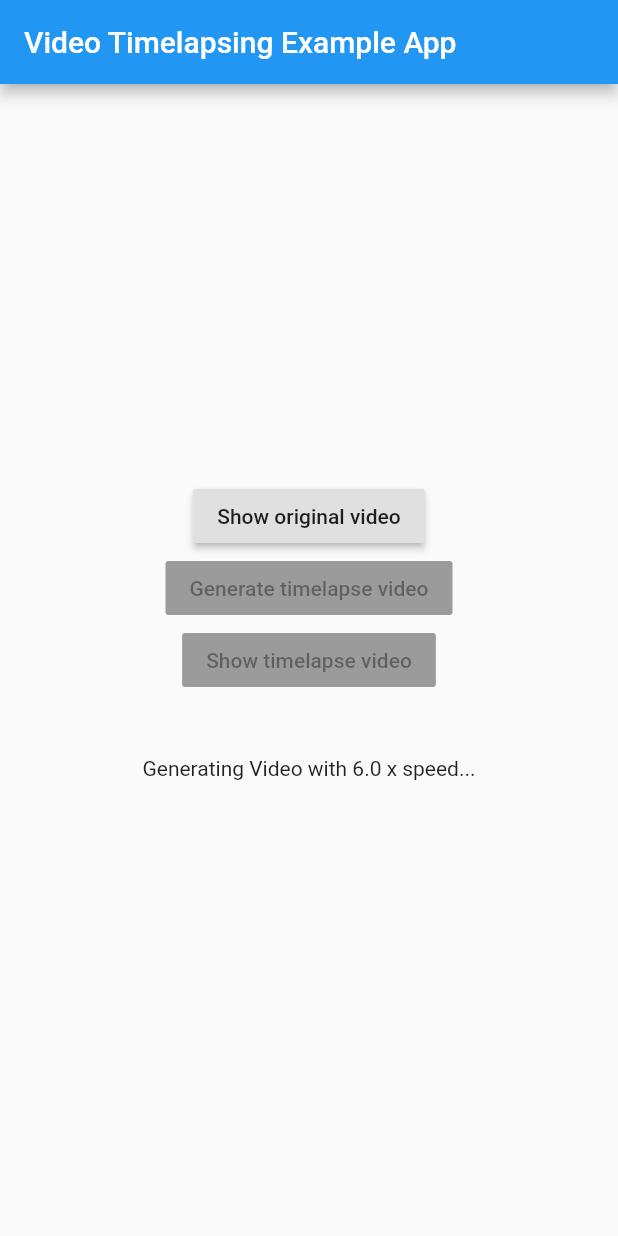
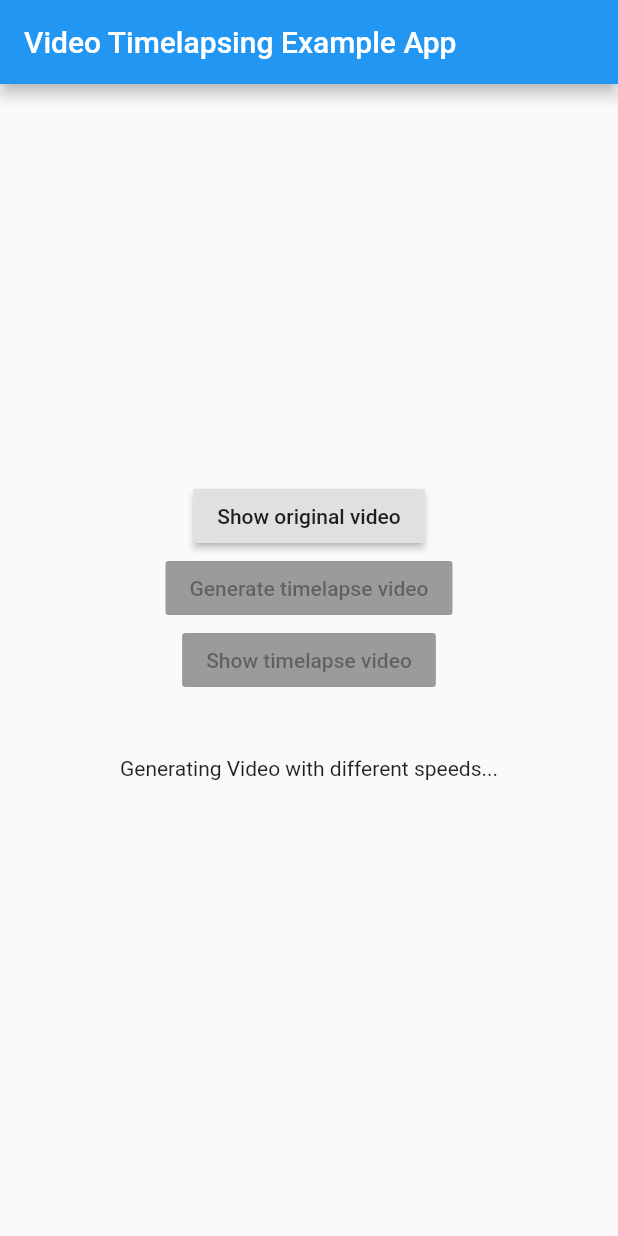
Before and after one commit to hofmannfelix/video_processing, a Flutter app: the screen it shows after launch, after a tap on "Generate timelapse video", on a phone screen of 412 x 824 dp. Run offline on Flutter 3.47's test engine with Material 2 defaults, Android fonts, the light colour scheme and no system bars; our stand-ins replace video_player.

Commit message:
Use av session for video rendering. Implemented method for different video speeds

```diff
--- a/example/lib/main.dart
+++ b/example/lib/main.dart
@@ -20,17 +20,11 @@ class HomeScreen extends StatefulWidget {
 
 class _HomeState extends State<HomeScreen> {
   bool _isGenerating = false;
-  String _inputAssetpath = "assets/clock.mp4";
+  String _inputAssetpath = "assets/test.mp4";
   String _outputFilepath;
   Duration _generationTime = Duration.zero;
   String _infoText = "";
   double _progress = 0.0;
-
-  @override
-  void initState() {
-    VideoProcessing.progressStream.listen((p) => setState(() => _progress = p));
-    super.initState();
-  }
 
   @override
   Widget build(BuildContext context) {
@@ -59,8 +53,7 @@ class _HomeState extends State<HomeScreen> {
                 padding: const EdgeInsets.symmetric(horizontal: 8.0, vertical: 40),
                 child: Text(_infoText),
               ),
-              if (_progress > 0.0)
-                Text("Progress: ${(100 * _progress).floor()}%")
+              if (_progress > 0.0) Text("Progress: ${(100 * _progress).floor()}%")
             ],
           ),
         ),
@@ -75,31 +68,37 @@ class _HomeState extends State<HomeScreen> {
       .push(MaterialPageRoute(builder: (_) => Player(videoUrl: _outputFilepath)));
 
   _generateTimelapse() async {
-    final speed = 6.0;
-    final framerate = 60;
-    final inputFilename = "clock.mp4";
-    final outputFilename = "clock-processed.mp4";
+    final inputFilename = "test.mp4";
+    final outputFilename = "test-processed.mp4";
     final inputAsset = "assets/$inputFilename";
     final docDir = (await getApplicationDocumentsDirectory()).path;
+    final inputFilepath = join(docDir, inputFilename);
+    final outputFilepath = join(docDir, outputFilename);
 
-    _infoText = "Generating Video with $speed x speed...";
+    _infoText = "Generating Video with different speeds...";
     setState(() => _isGenerating = true);
 
     print("Clean up documents directory");
-    if (await File(docDir + inputFilename).exists()) await File(docDir + inputFilename).delete();
-    if (await File(docDir + outputFilename).exists())
-      await File(docDir + outputFilename).delete();
+    if (await File(inputFilepath).exists()) await File(inputFilepath).delete();
+    if (await File(outputFilepath).exists()) await File(outputFilepath).delete();
 
     print("Copy input file to documents directory");
     final data = await rootBundle.load(inputAsset);
     final bytes = data.buffer.asUint8List(data.offsetInBytes, data.lengthInBytes);
-    final inputFilepath = join(docDir, inputFilename);
     await File(inputFilepath).writeAsBytes(bytes);
 
     print("Start generating video");
     final start = DateTime.now();
-    _outputFilepath =
-        await VideoProcessing.generateVideo([inputFilepath], outputFilename, framerate, speed);
+    final settings = [
+      VideoProcessSettings(start: Duration(seconds: 30), end: Duration(seconds: 57), speed: 2.0),
+      VideoProcessSettings(start: Duration(seconds: 10), end: Duration(seconds: 20), speed: 4.0),
+    ];
+
+    _outputFilepath = await VideoProcessing.processVideo(
+        inputPath: inputFilepath, outputPath: outputFilepath, settings: settings);
+//    VideoProcessing.progressStream(taskId: _outputFilepath)
+//        .listen((p) => setState(() => _progress = p));
+
     _generationTime = DateTime.now().difference(start);
 
     print("Completed video generation");
@@ -146,15 +145,25 @@ class PlayerState extends State<Player> {
   }
 
   Widget _loadedContentWidget() {
-    return Container(
+    return Stack(
+      children: [
+        Container(
           width: widget.width,
           height: widget.height,
+          child: Center(
             child: SizedBox(
               child: AspectRatio(
                 aspectRatio: _controller.value.aspectRatio,
                 child: VideoPlayer(_controller),
               ),
             ),
+          ),
+        ),
+        Container(
+          width: widget.width,
+          child: VideoProgressIndicator(_controller, allowScrubbing: true),
+        ),
+      ],
     );
   }
 
--- a/lib/video_processing.dart
+++ b/lib/video_processing.dart
@@ -4,24 +4,52 @@ import 'package:flutter/services.dart';
 
 typedef void ProgressCallback(double progress);
 
+class VideoProcessSettings {
+  final Duration start;
+  final Duration end;
+  final double speed;
+
+  VideoProcessSettings({this.start, this.end, this.speed});
+
+  get asMap => {'start': start.inMilliseconds, 'end': end.inMilliseconds, 'speed': speed};
+}
+
 class VideoProcessing {
   static const MethodChannel _channel = const MethodChannel('video_processing');
 
-  static StreamController<double> _progressController;
+  static Map<String, StreamController<double>> _taskProgressControllers;
 
-  static Stream<double> get progressStream {
-    if (_progressController == null) {
-      _progressController = StreamController.broadcast();
+  static Map<String, StreamController<double>> get taskProgressControllers {
+    if (_taskProgressControllers == null) {
+      _taskProgressControllers = {};
       _channel.setMethodCallHandler((MethodCall call) async {
         if (call.method == 'updateProgress') {
+          String taskId = call.arguments['taskId'];
           double progress = call.arguments['progress'] ?? 0.0;
-          _progressController.add(progress);
+          _taskProgressControllers[taskId].add(progress);
+          if (progress < 0.0 || progress >= 100.0)
+            _taskProgressControllers.remove(taskId).close();
         }
       });
     }
-    return _progressController.stream;
+    return _taskProgressControllers;
   }
 
+  static Stream<double> progressStream({taskId: String}) =>
+      taskProgressControllers[taskId]?.stream;
+
+  static Future<String> processVideo(
+      {String inputPath, String outputPath, List<VideoProcessSettings> settings}) async {
+    final taskId = outputPath;
+    if (taskProgressControllers[taskId] != null) return taskId;
+    taskProgressControllers[taskId] = StreamController.broadcast();
+
+    final settingsMap = settings.map((s) => s.asMap).toList();
+    await _channel.invokeMethod('processVideo', [inputPath, outputPath, settingsMap]);
+    return taskId;
+  }
+
+  @deprecated
   static Future<String> generateVideo(
       List<String> paths, String filename, int fps, double speed) async {
     return await _channel.invokeMethod('generateVideo', [paths, filename, fps, speed]);
```
Also changed, not shown: 2 other files. Lines whose indentation alone changed are shown as unchanged.
